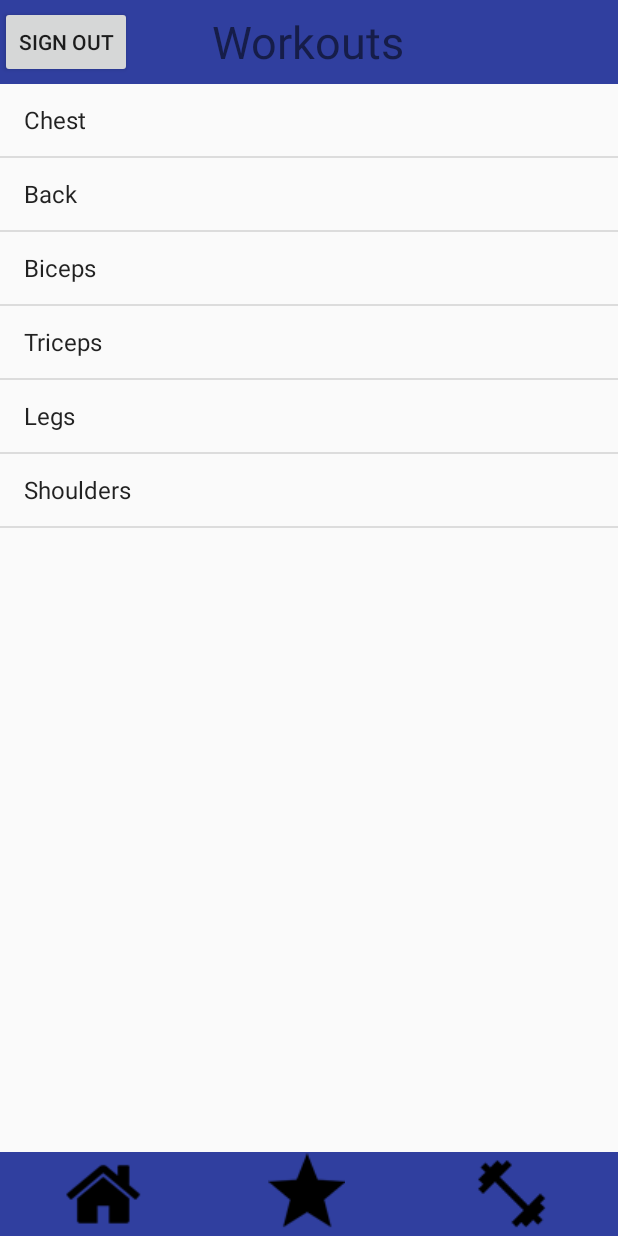
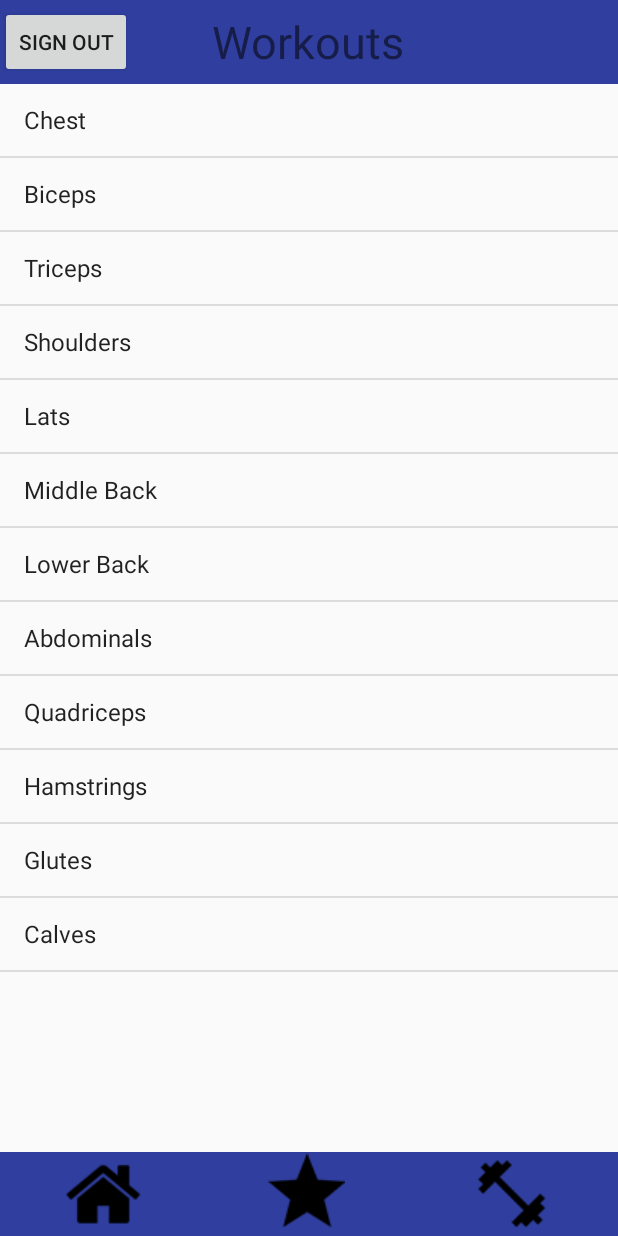
Before and after one commit to kctoombs/WorkoutBuddy, an Android app: the muscleGroupsActivity screen opened directly, with no data from a screen before it, on a phone screen of 412 x 824 dp. Run offline under Robolectric (Android 15) with nearby library versions, the phone set to English and light mode, and no system bars; our stand-ins replace Firebase (no records; nobody signed in at launch, a user with empty details on screens opened directly).

Commit message:
Added more muscle groups. Changed the password EditText to hide characters.

```diff
--- a/app/src/main/java/com/example/ktoombs/firebaselogin/muscleGroupsActivity.java
+++ b/app/src/main/java/com/example/ktoombs/firebaselogin/muscleGroupsActivity.java
@@ -78,7 +78,8 @@ public class muscleGroupsActivity extends AppCompatActivity {
 
     private void setupWorkoutList(){
         workoutsList = findViewById(R.id.workoutList);
-        muscleGroups = new String[]{"Chest", "Back", "Biceps", "Triceps", "Legs", "Shoulders"};
+        muscleGroups = new String[]{"Chest", "Biceps", "Triceps", "Shoulders", "Lats", "Middle Back", "Lower Back",
+                "Abdominals", "Quadriceps", "Hamstrings", "Glutes", "Calves"};
         adapter = new ArrayAdapter<>(this, android.R.layout.simple_list_item_1, muscleGroups);
         workoutsList.setAdapter(adapter);
         workoutsList.setOnItemClickListener(new AdapterView.OnItemClickListener() {
--- a/app/src/main/res/layout/activity_login.xml
+++ b/app/src/main/res/layout/activity_login.xml
@@ -21,6 +21,7 @@
         android:layout_height="wrap_content"
         android:id="@+id/password"
         android:hint="Password"
+        android:inputType="textPassword"
         android:layout_below="@+id/email"
         android:layout_marginBottom="10dp"/>
 
```
Also changed, not shown: app/src/main/java/com/example/ktoombs/firebaselogin/WorkoutsActivity.java (+5 -2 lines), app/src/main/res/layout/custom_list_row.xml (+17 -6 lines).
